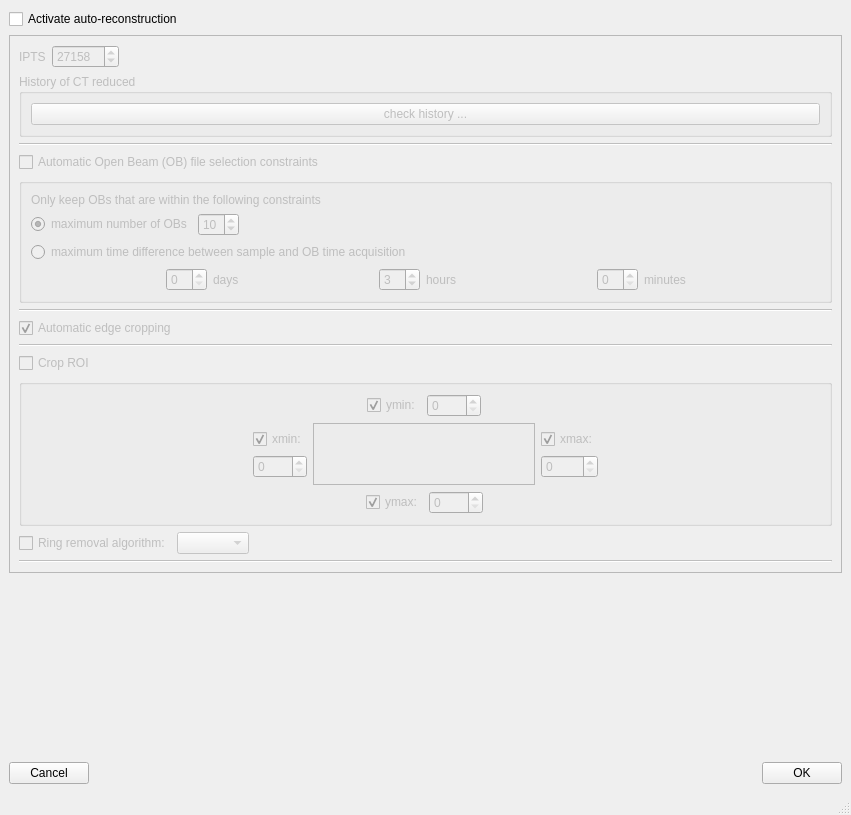
ornlneutronimaging/rockit_autoreconstruction_ui, file rockit_autoreconstruction_ui/ui/mainWindow.ui: the form before one commit.
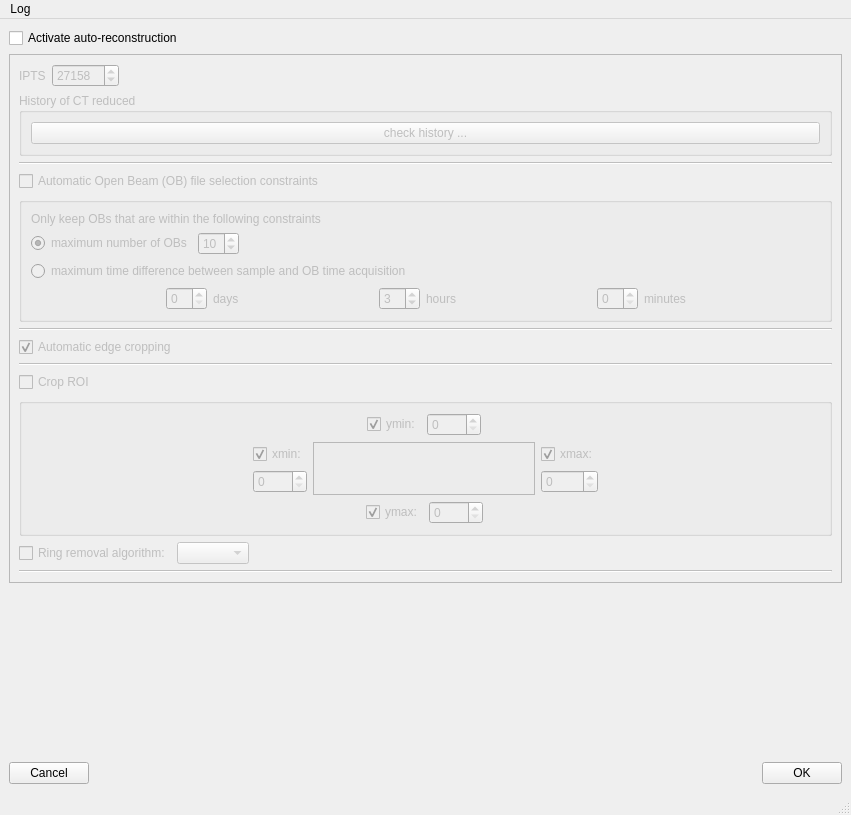
The form after the commit.

```diff
--- a/rockit_autoreconstruction_ui/ui/mainWindow.ui
+++ b/rockit_autoreconstruction_ui/ui/mainWindow.ui
@@ -645,6 +645,13 @@
      <height>37</height>
     </rect>
    </property>
+   <widget class="QMenu" name="menuLog">
+    <property name="title">
+     <string>Log</string>
+    </property>
+    <addaction name="actionDisplay"/>
+   </widget>
+   <addaction name="menuLog"/>
   </widget>
   <widget class="QStatusBar" name="statusbar"/>
   <action name="actionLoad">
```
Left out of the diff: 22 changed lines with no effect on the pictures.
